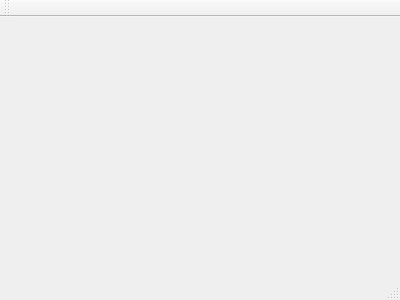
This is apps/ao/mainwindow.ui in assignonward/aosuite as Qt 5 draws it before an edit. The edited form follows.
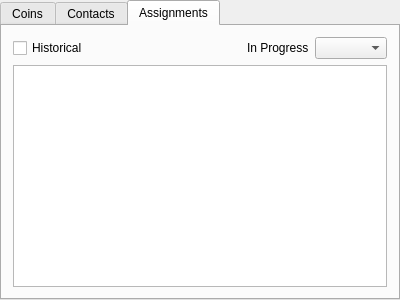
This is the edited form. The open tabs and pages were chosen to show the change. Icons and pictures are not drawn.

Commit message: starting aoao ui form

```diff
--- a/apps/ao/mainwindow.ui
+++ b/apps/ao/mainwindow.ui
@@ -17,26 +17,143 @@
    <iconset resource="resources.qrc">
     <normaloff>:/icons/AO.png</normaloff>:/icons/AO.png</iconset>
   </property>
-  <widget class="QWidget" name="centralWidget"/>
-  <widget class="QMenuBar" name="menuBar">
-   <property name="geometry">
-    <rect>
-     <x>0</x>
-     <y>0</y>
-     <width>400</width>
-     <height>22</height>
-    </rect>
-   </property>
+  <widget class="QWidget" name="centralWidget">
+   <layout class="QVBoxLayout" name="verticalLayout">
+    <property name="leftMargin">
+     <number>0</number>
+    </property>
+    <property name="topMargin">
+     <number>0</number>
+    </property>
+    <property name="rightMargin">
+     <number>0</number>
+    </property>
+    <property name="bottomMargin">
+     <number>0</number>
+    </property>
+    <item>
+     <widget class="QTabWidget" name="contactsTabWidget">
+      <property name="currentIndex">
+       <number>0</number>
+      </property>
+      <widget class="QWidget" name="coins">
+       <attribute name="title">
+        <string>Coins</string>
+       </attribute>
+       <layout class="QVBoxLayout" name="verticalLayout_2">
+        <item>
+         <layout class="QHBoxLayout" name="horizontalLayout">
+          <item>
+           <spacer name="horizontalSpacer">
+            <property name="orientation">
+             <enum>Qt::Horizontal</enum>
+            </property>
+            <property name="sizeHint" stdset="0">
+             <size>
+              <width>40</width>
+              <height>20</height>
+             </size>
+            </property>
+           </spacer>
+          </item>
+          <item>
+           <widget class="QCheckBox" name="coinsDetails">
+            <property name="text">
+             <string>Detailed View</string>
+            </property>
+           </widget>
+          </item>
+         </layout>
+        </item>
+        <item>
+         <widget class="QTextEdit" name="coinsView"/>
+        </item>
+       </layout>
+      </widget>
+      <widget class="QWidget" name="contacts">
+       <attribute name="title">
+        <string>Contacts</string>
+       </attribute>
+       <layout class="QVBoxLayout" name="verticalLayout_4">
+        <property name="leftMargin">
+         <number>0</number>
+        </property>
+        <property name="topMargin">
+         <number>0</number>
+        </property>
+        <property name="rightMargin">
+         <number>0</number>
+        </property>
+        <property name="bottomMargin">
+         <number>0</number>
+        </property>
+        <item>
+         <widget class="QTabWidget" name="tabWidget_2">
+          <property name="currentIndex">
+           <number>0</number>
+          </property>
+          <widget class="QWidget" name="organizers">
+           <attribute name="title">
+            <string>Organizers</string>
+           </attribute>
+          </widget>
+          <widget class="QWidget" name="recorders">
+           <attribute name="title">
+            <string>Recorders</string>
+           </attribute>
+          </widget>
+         </widget>
+        </item>
+       </layout>
+      </widget>
+      <widget class="QWidget" name="assignments">
+       <attribute name="title">
+        <string>Assignments</string>
+       </attribute>
+       <layout class="QVBoxLayout" name="verticalLayout_3">
+        <item>
+         <layout class="QHBoxLayout" name="horizontalLayout_2">
+          <item>
+           <widget class="QCheckBox" name="historicalAssignments">
+            <property name="text">
+             <string>Historical</string>
+            </property>
+           </widget>
+          </item>
+          <item>
+           <spacer name="horizontalSpacer_2">
+            <property name="orientation">
+             <enum>Qt::Horizontal</enum>
+            </property>
+            <property name="sizeHint" stdset="0">
+             <size>
+              <width>40</width>
+              <height>20</height>
+             </size>
+            </property>
+           </spacer>
+          </item>
+          <item>
+           <widget class="QLabel" name="label">
+            <property name="text">
+             <string>In Progress</string>
+            </property>
+           </widget>
+          </item>
+          <item>
+           <widget class="QComboBox" name="assignmentsInProgress"/>
+          </item>
+         </layout>
+        </item>
+        <item>
+         <widget class="QTextEdit" name="assignmentsView"/>
+        </item>
+       </layout>
+      </widget>
+     </widget>
+    </item>
+   </layout>
   </widget>
-  <widget class="QToolBar" name="mainToolBar">
-   <attribute name="toolBarArea">
-    <enum>TopToolBarArea</enum>
-   </attribute>
-   <attribute name="toolBarBreak">
-    <bool>false</bool>
-   </attribute>
-  </widget>
-  <widget class="QStatusBar" name="statusBar"/>
  </widget>
  <layoutdefault spacing="6" margin="11"/>
  <resources>
```
The commit also changes 3 other files.
